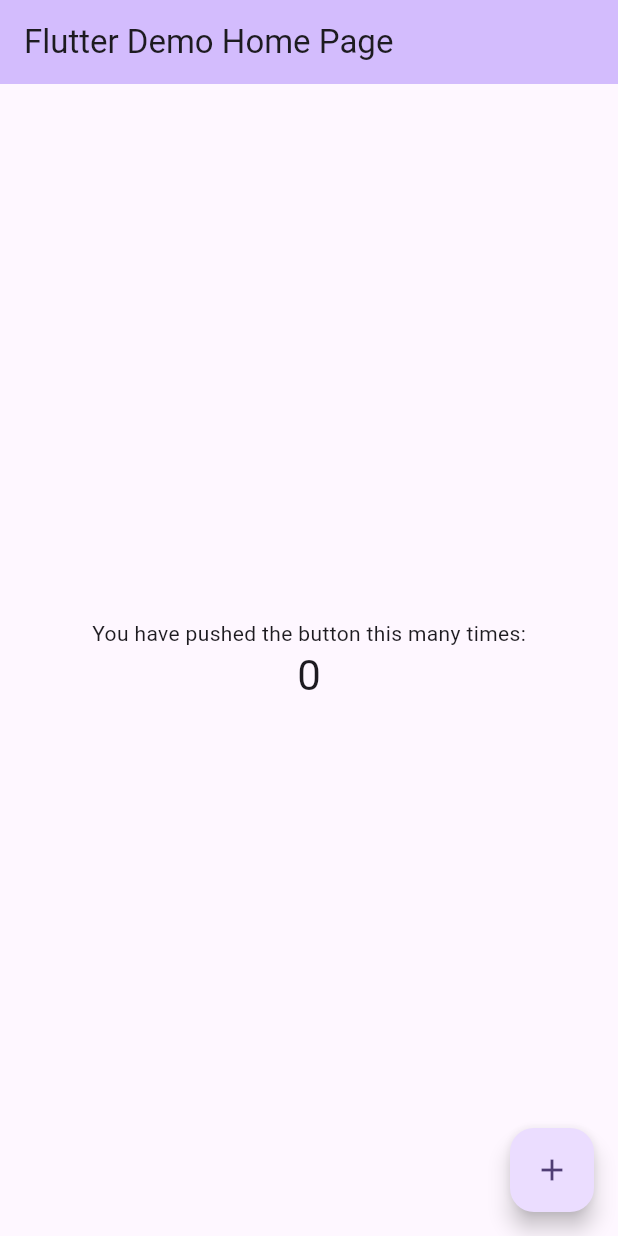
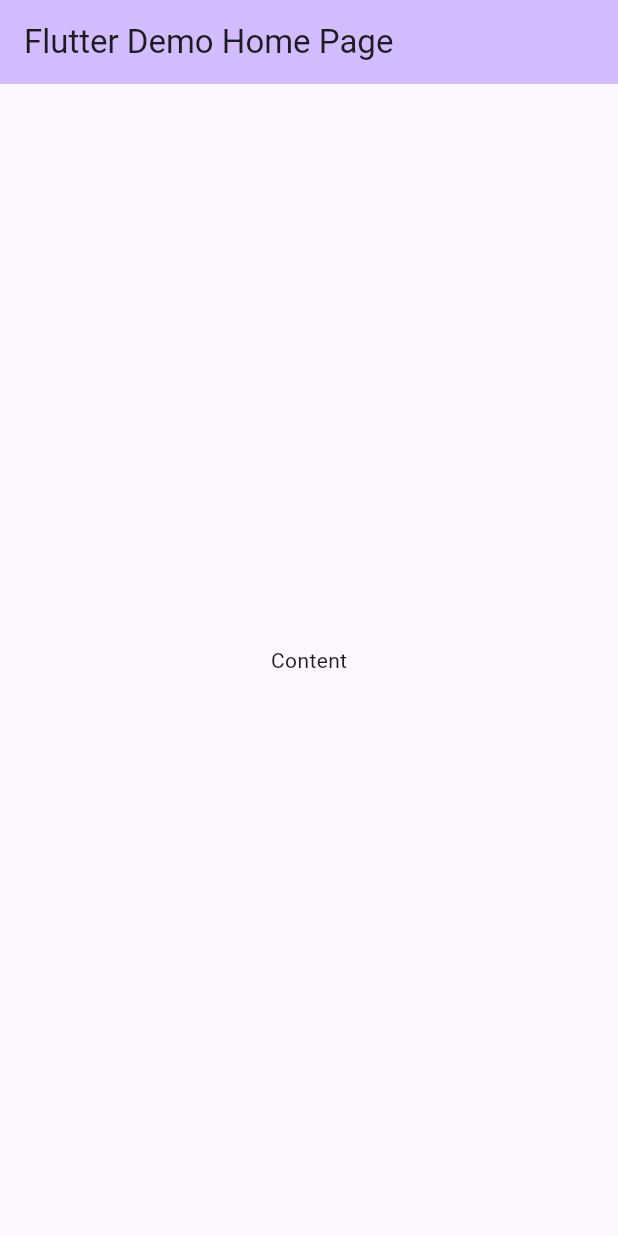
Before and after one commit to azhar-chaudhari/flutter-examples, a Flutter app: the screen it shows after launch, on a phone screen of 412 x 824 dp. Run offline on Flutter 3.47's test engine with Material 2 defaults, Android fonts, the phone set to English and light mode, and no system bars.

Commit message:
simple home page

```diff
--- a/lib/main.dart
+++ b/lib/main.dart
@@ -11,23 +11,8 @@ class MyApp extends StatelessWidget {
   @override
   Widget build(BuildContext context) {
     return MaterialApp(
-      title: 'Flutter Demo',
+      title: 'Flutter Examples',
       theme: ThemeData(
-        // This is the theme of your application.
-        //
-        // TRY THIS: Try running your application with "flutter run". You'll see
-        // the application has a blue toolbar. Then, without quitting the app,
-        // try changing the seedColor in the colorScheme below to Colors.green
-        // and then invoke "hot reload" (save your changes or press the "hot
-        // reload" button in a Flutter-supported IDE, or press "r" if you used
-        // the command line to start the app).
-        //
-        // Notice that the counter didn't reset back to zero; the application
-        // state is not lost during the reload. To reset the state, use hot
-        // restart instead.
-        //
-        // This works for code too, not just values: Most code changes can be
-        // tested with just a hot reload.
         colorScheme: ColorScheme.fromSeed(seedColor: Colors.deepPurple),
         useMaterial3: true,
       ),
@@ -40,15 +25,6 @@ class MyApp extends StatelessWidget {
 class MyHomePage extends StatefulWidget {
   const MyHomePage({super.key, required this.title});
 
-  // This widget is the home page of your application. It is stateful, meaning
-  // that it has a State object (defined below) that contains fields that affect
-  // how it looks.
-
-  // This class is the configuration for the state. It holds the values (in this
-  // case the title) provided by the parent (in this case the App widget) and
-  // used by the build method of the State. Fields in a Widget subclass are
-  // always marked "final".
-
   final String title;
 
   @override
@@ -56,71 +32,24 @@ class MyHomePage extends StatefulWidget {
 }
 
 class _MyHomePageState extends State<MyHomePage> {
-  int _counter = 0;
-
-  void _incrementCounter() {
-    setState(() {
-      // This call to setState tells the Flutter framework that something has
-      // changed in this State, which causes it to rerun the build method below
-      // so that the display can reflect the updated values. If we changed
-      // _counter without calling setState(), then the build method would not be
-      // called again, and so nothing would appear to happen.
-      _counter++;
-    });
-  }
-
   @override
   Widget build(BuildContext context) {
-    // This method is rerun every time setState is called, for instance as done
-    // by the _incrementCounter method above.
-    //
-    // The Flutter framework has been optimized to make rerunning build methods
-    // fast, so that you can just rebuild anything that needs updating rather
-    // than having to individually change instances of widgets.
     return Scaffold(
       appBar: AppBar(
-        // TRY THIS: Try changing the color here to a specific color (to
-        // Colors.amber, perhaps?) and trigger a hot reload to see the AppBar
-        // change color while the other colors stay the same.
         backgroundColor: Theme.of(context).colorScheme.inversePrimary,
-        // Here we take the value from the MyHomePage object that was created by
-        // the App.build method, and use it to set our appbar title.
         title: Text(widget.title),
       ),
-      body: Center(
-        // Center is a layout widget. It takes a single child and positions it
-        // in the middle of the parent.
+      body: const Center(
         child: Column(
-          // Column is also a layout widget. It takes a list of children and
-          // arranges them vertically. By default, it sizes itself to fit its
-          // children horizontally, and tries to be as tall as its parent.
-          //
-          // Column has various properties to control how it sizes itself and
-          // how it positions its children. Here we use mainAxisAlignment to
-          // center the children vertically; the main axis here is the vertical
-          // axis because Columns are vertical (the cross axis would be
-          // horizontal).
-          //
-          // TRY THIS: Invoke "debug painting" (choose the "Toggle Debug Paint"
-          // action in the IDE, or press "p" in the console), to see the
-          // wireframe for each widget.
           mainAxisAlignment: MainAxisAlignment.center,
           children: <Widget>[
-            const Text(
-              'You have pushed the button this many times:',
-            ),
             Text(
-              '$_counter',
-              style: Theme.of(context).textTheme.headlineMedium,
+              'Content',
             ),
           ],
         ),
       ),
-      floatingActionButton: FloatingActionButton(
-        onPressed: _incrementCounter,
-        tooltip: 'Increment',
-        child: const Icon(Icons.add),
-      ), // This trailing comma makes auto-formatting nicer for build methods.
+      // This trailing comma makes auto-formatting nicer for build methods.
     );
   }
 }
```
